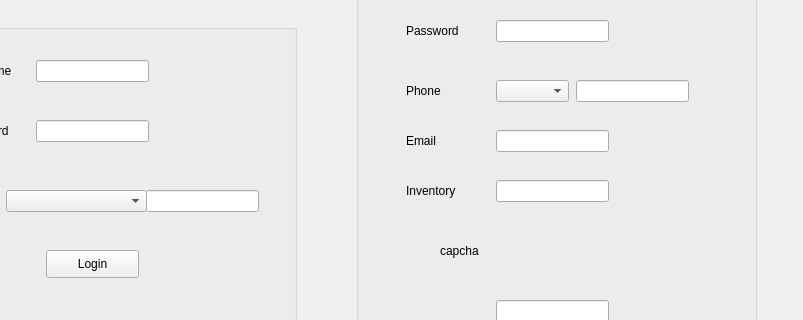
Old version of the form login_or_signup_page.ui in the repository Parsazahedian/Farm_fum_1402; both pictures show x 134 to 937 and y 90 to 410 of the 937 by 646 pixel window.
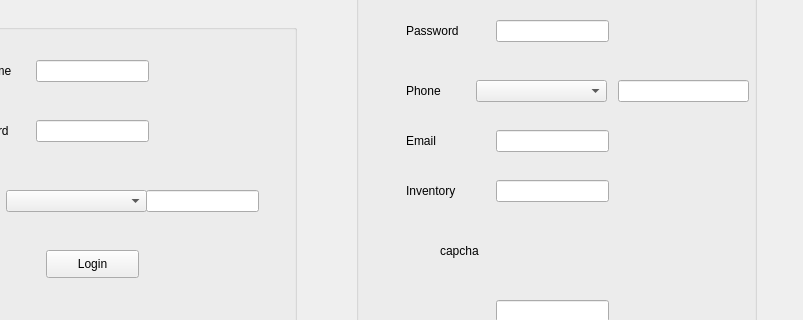
New version of the form.

Commit message: Add_phone_to_loginGroupbox_and_more_combobox_changing

The edit to the form file:
```diff
--- a/login_or_signup_page.ui
+++ b/login_or_signup_page.ui
@@ -173,7 +173,7 @@
     <widget class="QLabel" name="Error_label_of_phone_2">
      <property name="geometry">
       <rect>
-       <x>200</x>
+       <x>210</x>
        <y>210</y>
        <width>181</width>
        <height>21</height>
@@ -222,9 +222,9 @@
     <widget class="QLineEdit" name="lineEdit_5">
      <property name="geometry">
       <rect>
-       <x>220</x>
+       <x>262</x>
        <y>140</y>
-       <width>113</width>
+       <width>131</width>
        <height>22</height>
       </rect>
      </property>
@@ -393,9 +393,9 @@
     <widget class="QComboBox" name="comboBox">
      <property name="geometry">
       <rect>
-       <x>140</x>
+       <x>120</x>
        <y>140</y>
-       <width>73</width>
+       <width>131</width>
        <height>22</height>
       </rect>
      </property>
```
The commit also changes 2 other files.
